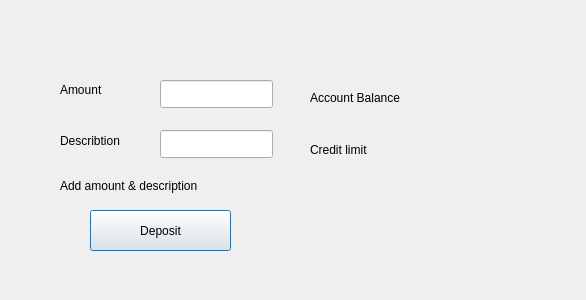
Above: bank-automat/gui/carddepositwindow.ui from 25kmo-project/group_11 before the change. Below: the same form after it.
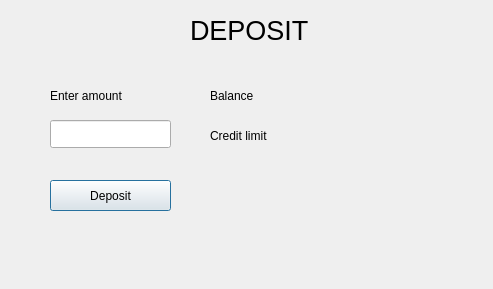
That is the form after the change.

Patch:
```diff
--- a/bank-automat/gui/carddepositwindow.ui
+++ b/bank-automat/gui/carddepositwindow.ui
@@ -6,33 +6,20 @@
    <rect>
     <x>0</x>
     <y>0</y>
-    <width>586</width>
-    <height>300</height>
+    <width>493</width>
+    <height>289</height>
    </rect>
   </property>
   <property name="windowTitle">
    <string>Dialog</string>
   </property>
-  <widget class="QLabel" name="label_3">
-   <property name="geometry">
-    <rect>
-     <x>60</x>
-     <y>130</y>
-     <width>91</width>
-     <height>21</height>
-    </rect>
-   </property>
-   <property name="text">
-    <string>Describtion</string>
-   </property>
-  </widget>
   <widget class="QPushButton" name="btnDeposit">
    <property name="geometry">
     <rect>
-     <x>90</x>
-     <y>210</y>
-     <width>141</width>
-     <height>41</height>
+     <x>50</x>
+     <y>180</y>
+     <width>121</width>
+     <height>31</height>
     </rect>
    </property>
    <property name="text">
@@ -42,46 +29,33 @@
   <widget class="QLineEdit" name="textAmount">
    <property name="geometry">
     <rect>
-     <x>160</x>
-     <y>80</y>
-     <width>113</width>
+     <x>50</x>
+     <y>120</y>
+     <width>121</width>
      <height>28</height>
     </rect>
    </property>
   </widget>
-  <widget class="QLabel" name="label">
-   <property name="geometry">
-    <rect>
-     <x>60</x>
-     <y>80</y>
-     <width>63</width>
-     <height>20</height>
-    </rect>
-   </property>
-   <property name="text">
-    <string>Amount</string>
-   </property>
-  </widget>
   <widget class="QLabel" name="label_2">
    <property name="geometry">
     <rect>
-     <x>310</x>
-     <y>90</y>
-     <width>121</width>
-     <height>16</height>
+     <x>210</x>
+     <y>80</y>
+     <width>91</width>
+     <height>31</height>
     </rect>
    </property>
    <property name="text">
-    <string>Account Balance</string>
+    <string>Balance</string>
    </property>
   </widget>
   <widget class="QLabel" name="textLimit">
    <property name="geometry">
     <rect>
-     <x>410</x>
-     <y>140</y>
-     <width>91</width>
-     <height>20</height>
+     <x>310</x>
+     <y>120</y>
+     <width>131</width>
+     <height>31</height>
     </rect>
    </property>
    <property name="text">
@@ -91,33 +65,23 @@
   <widget class="QLabel" name="textLimitDesc">
    <property name="geometry">
     <rect>
-     <x>310</x>
-     <y>140</y>
-     <width>81</width>
-     <height>20</height>
+     <x>210</x>
+     <y>120</y>
+     <width>91</width>
+     <height>31</height>
     </rect>
    </property>
    <property name="text">
     <string>Credit limit</string>
    </property>
   </widget>
-  <widget class="QLineEdit" name="textDescription">
-   <property name="geometry">
-    <rect>
-     <x>160</x>
-     <y>130</y>
-     <width>113</width>
-     <height>28</height>
-    </rect>
-   </property>
-  </widget>
   <widget class="QLabel" name="textBalance">
    <property name="geometry">
     <rect>
-     <x>430</x>
-     <y>90</y>
-     <width>91</width>
-     <height>20</height>
+     <x>310</x>
+     <y>80</y>
+     <width>121</width>
+     <height>31</height>
     </rect>
    </property>
    <property name="text">
@@ -127,14 +91,45 @@
   <widget class="QLabel" name="labelError">
    <property name="geometry">
     <rect>
-     <x>60</x>
-     <y>170</y>
-     <width>211</width>
+     <x>210</x>
+     <y>180</y>
+     <width>221</width>
      <height>31</height>
     </rect>
    </property>
    <property name="text">
-    <string>Add amount &amp; description</string>
+    <string/>
+   </property>
+  </widget>
+  <widget class="QLabel" name="title">
+   <property name="geometry">
+    <rect>
+     <x>190</x>
+     <y>10</y>
+     <width>181</width>
+     <height>41</height>
+    </rect>
+   </property>
+   <property name="font">
+    <font>
+     <pointsize>20</pointsize>
+    </font>
+   </property>
+   <property name="text">
+    <string>DEPOSIT</string>
+   </property>
+  </widget>
+  <widget class="QLabel" name="label">
+   <property name="geometry">
+    <rect>
+     <x>50</x>
+     <y>80</y>
+     <width>111</width>
+     <height>31</height>
+    </rect>
+   </property>
+   <property name="text">
+    <string>Enter amount</string>
    </property>
   </widget>
  </widget>
```
Left out of the diff: 2 changed lines with no effect on the pictures.
